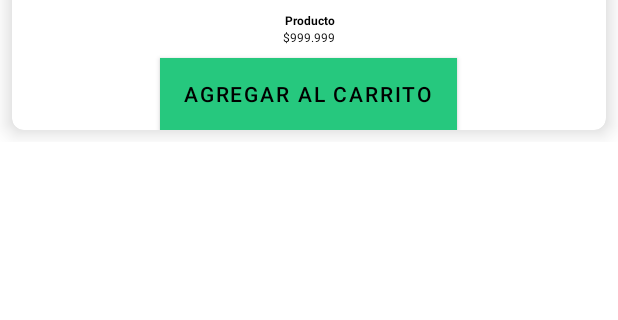
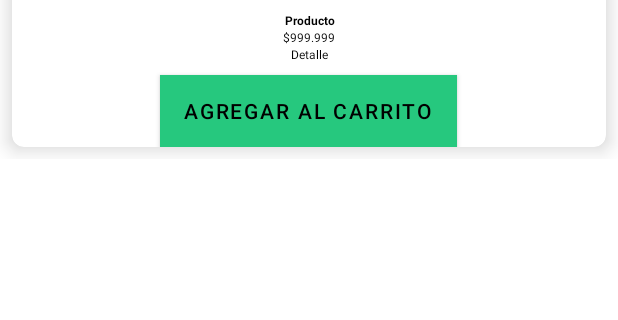
Before and after one commit to luispipe/TiendaDonEmilioP67, an Android app: the layout fragment_order_detail_dialog.xml on its own in the app's theme, with its tools: preview values and no code run, on a phone screen of 412 x 824 dp, the part 120-440 px from its top. Run offline under Robolectric (Android 15) with nearby library versions, the phone set to English and light mode, and no system bars.

Commit message:
guide20.1

```diff
--- a/app/src/main/java/com/example/tiendadonemiliop67/model/Products.kt
+++ b/app/src/main/java/com/example/tiendadonemiliop67/model/Products.kt
@@ -3,7 +3,8 @@ package com.example.tiendadonemiliop67.model
 import java.io.Serializable
 
 class Products: Serializable {
-    lateinit var nombre: String
-    lateinit var precio: Number
+    lateinit var name: String
+    lateinit var price: String
     lateinit var url: String
+    lateinit var detail: String
 }
--- a/app/src/main/java/com/example/tiendadonemiliop67/network/FirestoreService.kt
+++ b/app/src/main/java/com/example/tiendadonemiliop67/network/FirestoreService.kt
@@ -3,7 +3,7 @@ package com.example.tiendadonemiliop67.network
 import com.example.tiendadonemiliop67.model.Products
 import com.google.firebase.firestore.FirebaseFirestore
 //Se le volvio a dar en cargar dependencias, en caso de que no sirva deben seguir las siguentes instrucciones
-//para deshabilitar ek trabajo offline https://stackoverflow.com/questions/28712025/how-to-disable-gradle-offline-mode-in-android-studio
+//para deshabilitar el trabajo offline https://stackoverflow.com/questions/28712025/how-to-disable-gradle-offline-mode-in-android-studio
 
 
 const val PRODUCT_COLLECTION_NAME="products"
--- a/app/src/main/java/com/example/tiendadonemiliop67/view/adapter/ProductsAdapter.kt
+++ b/app/src/main/java/com/example/tiendadonemiliop67/view/adapter/ProductsAdapter.kt
@@ -20,8 +20,8 @@ class ProductsAdapter(val productsListener: ProductsListener) : RecyclerView.Ada
 
     override fun onBindViewHolder(holder: ProductsAdapter.ViewHolder, position: Int) {
         val products = listProducts[position]
-        holder.tvNameProduct.text = products.nombre
-        holder.tvPriceProduct.text = products.precio.toString()
+        holder.tvNameProduct.text = products.name
+        holder.tvPriceProduct.text = products.price
         Picasso.get().load(products.url).into(holder.ivItemProduct)
 
         holder.itemView.setOnClickListener {
--- a/app/src/main/java/com/example/tiendadonemiliop67/view/ui/fragments/OrderFragment.kt
+++ b/app/src/main/java/com/example/tiendadonemiliop67/view/ui/fragments/OrderFragment.kt
@@ -1,11 +1,11 @@
-package com.misiontic2022.tiendadonemilio.view.ui.fragments
+package com.example.tiendadonemiliop67.view.ui.fragments
 
 import android.os.Bundle
-import androidx.fragment.app.Fragment
 import android.view.LayoutInflater
 import android.view.View
 import android.view.ViewGroup
 import androidx.core.os.bundleOf
+import androidx.fragment.app.Fragment
 import androidx.lifecycle.Observer
 import androidx.lifecycle.ViewModelProvider
 import androidx.navigation.fragment.findNavController
--- a/app/src/main/res/layout/fragment_order.xml
+++ b/app/src/main/res/layout/fragment_order.xml
@@ -4,6 +4,7 @@
     android:layout_width="match_parent"
     android:layout_height="match_parent"
     tools:context=".view.ui.fragments.OrderFragment">
+>
 
     <androidx.recyclerview.widget.RecyclerView
         android:id="@+id/rvOrder"
--- a/app/src/main/res/layout/fragment_order_detail_dialog.xml
+++ b/app/src/main/res/layout/fragment_order_detail_dialog.xml
@@ -59,6 +59,14 @@
                             android:gravity="center_horizontal"
                             android:textSize="@dimen/sizePriceProduct"
                             android:textColor="@color/primaryTextColor"/>
+                        <TextView
+                            android:id="@+id/tvDescriptionProduct"
+                            android:layout_width="match_parent"
+                            android:layout_height="wrap_content"
+                            android:text="Detalle"
+                            android:gravity="center_horizontal"
+                            android:textSize="@dimen/sizePriceProduct"
+                            android:textColor="@color/primaryTextColor"/>
 
 
                         <Button
```
Also changed, not shown: app/src/main/AndroidManifest.xml (+0 -11 lines), app/src/main/java/com/example/tiendadonemiliop67/view/ui/fragments/OrderDetailDialogFragment.kt (+4 -3 lines).
